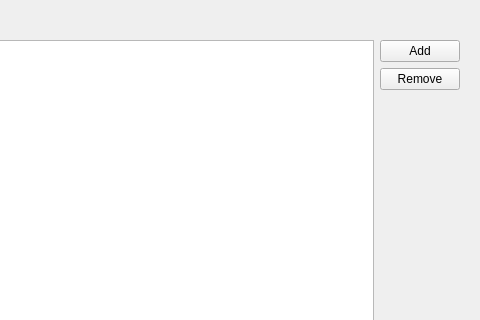
ma7t3/ScheduleMaster, file Widgets/DlgPreferencesPages/WdgPreferencesPageLocations.ui: the form before one commit; both pictures show x 362 to 842 and y 0 to 320 of the 842 by 591 pixel window.
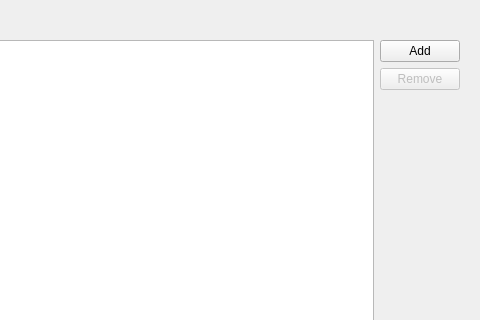
The form after the commit. Icons and pictures are not drawn.

Commit message: Fix small button disable/enable bug

```diff
--- a/Widgets/DlgPreferencesPages/WdgPreferencesPageLocations.ui
+++ b/Widgets/DlgPreferencesPages/WdgPreferencesPageLocations.ui
@@ -97,6 +97,9 @@
            </item>
            <item>
             <widget class="QPushButton" name="pbLocationMultipleFoldersRemove">
+             <property name="enabled">
+              <bool>false</bool>
+             </property>
              <property name="text">
               <string>Remove</string>
              </property>
```
